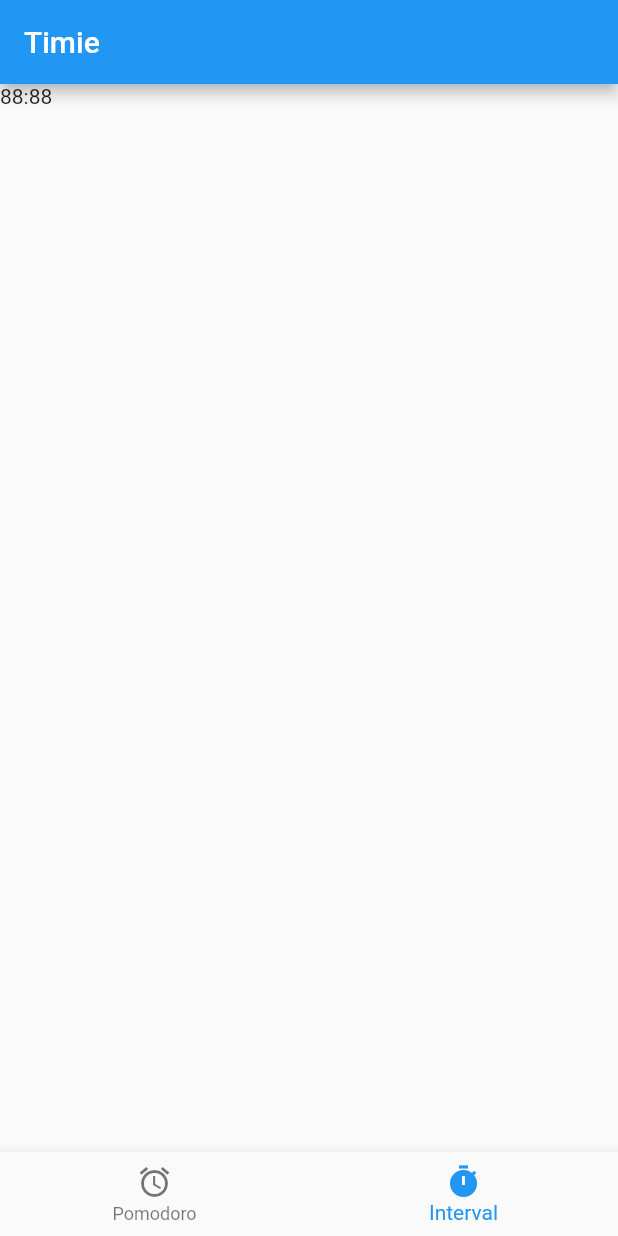
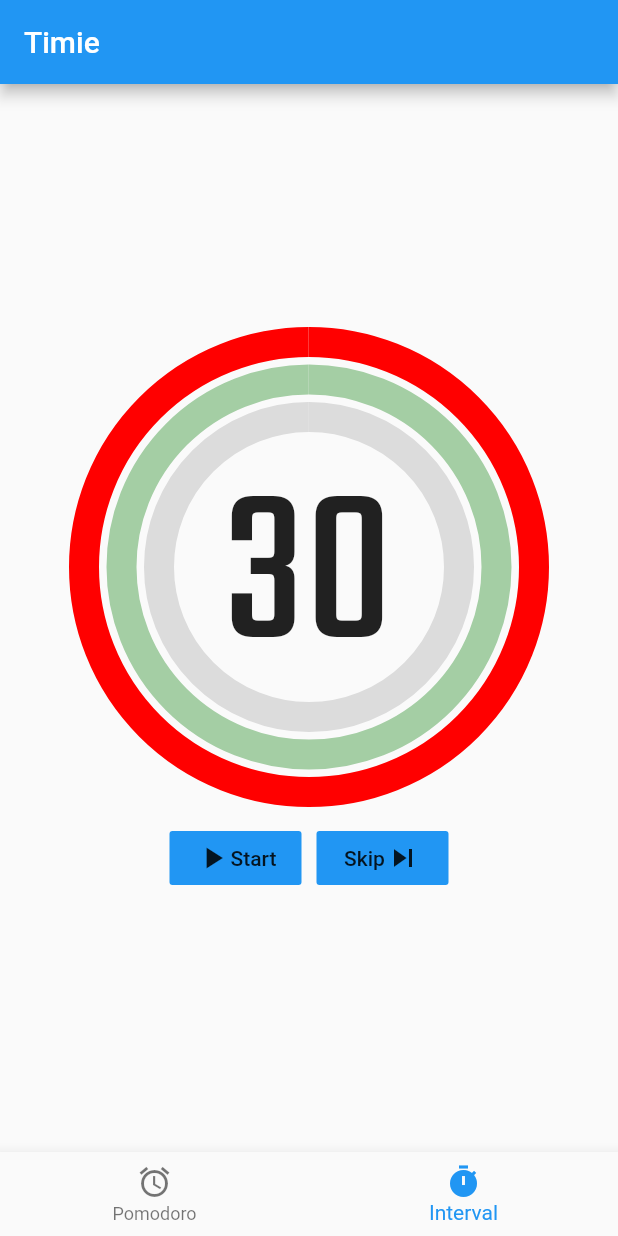
Before and after one commit to gunawanlie/timie, a Flutter app: the screen it shows after launch, swiped to page 2, on a phone screen of 412 x 824 dp. Run offline on Flutter 3.47's test engine with Material 2 defaults, Android fonts, the phone set to English and light mode, and no system bars.

Commit message:
interval timer created

```diff
--- a/lib/interval_timer.dart
+++ b/lib/interval_timer.dart
@@ -1,11 +1,197 @@
 import 'package:flutter/material.dart';
 
-class IntervalTimer extends StatelessWidget {
+import 'task.dart';
+import 'tasks.dart';
+import 'task_type.dart';
+
+class IntervalTimer extends StatefulWidget {
+  @override
+  State<StatefulWidget> createState() {
+    return _IntervalTimerState();
+  }
+}
+
+class _IntervalTimerState extends State<IntervalTimer> with SingleTickerProviderStateMixin {
+
+  Tasks _interval = Tasks(30, 10, 30, 6, 4);
+  AnimationController _animationController;
+  String _timerLabel = "88";
+
+  @override
+  void initState() {
+    super.initState();
+    _setupAnimationController();
+    _updateTimerLabel();
+  }
+
+  void _setupAnimationController() {
+    _animationController = AnimationController(
+      duration: Duration(seconds: _interval.currentTaskDuration()),
+      vsync: this,
+    );
+
+    _animationController.reset();
+    _animationController.addListener(() {
+      if (_animationController.isCompleted) {
+        _refreshAnimatioNController();
+      }
+      _updateTimerLabel();
+      setState(() {});
+    });
+  }
+
+  void _updateTimerLabel() {
+    int duration = _interval.currentTaskDuration();
+    double progress = _animationController.upperBound - _animationController.value;
+    int left = (progress * duration + 0.20).floor();
+    _timerLabel = "$left";
+  }
+
+  void _refreshAnimatioNController() {
+    _animationController.stop();
+    _interval.next();
+    _animationController.duration = Duration(seconds: _interval.currentTaskDuration());
+    _animationController.value = _animationController.lowerBound;
+  }
+
+  @override
+  void dispose() {
+    _animationController.dispose();
+    super.dispose();
+  }
+
+  List<Widget> _circularProgressIndicators() {
+    Task currentTask = _interval.task(_interval.currentTaskIndex());
+    Color currentTaskColor = currentTask.type.foregroundColor;
+    double currentTaskValue = _animationController.upperBound - _animationController.value;
+
+    int nextTaskIndex = (_interval.currentTaskIndex() + 1) % _interval.count();
+    Task nextTask = _interval.task(nextTaskIndex);
+    Color nextTaskColor = nextTask.type.backgroundColor;
+
+    List<Widget> widgets = [
+      Container(
+        child: Text(
+          _timerLabel,
+          style: TextStyle(
+            fontFamily: 'Teko',
+            fontSize: 150,
+          ),
+        ),
+        padding: EdgeInsets.only(top: 20),
+      ),
+      SizedBox(
+        child: CircularProgressIndicator(
+          strokeWidth: 20.0,
+          value: currentTaskValue,
+          valueColor: AlwaysStoppedAnimation<Color>(currentTaskColor),
+        ),
+        height: 300,
+        width: 300,
+      ),
+      Visibility(
+        child: SizedBox(
+          child: CircularProgressIndicator(
+            strokeWidth: 20.0,
+            value: 1.0,
+            valueColor: AlwaysStoppedAnimation<Color>(nextTaskColor),
+          ),
+          height: 250,
+          width: 250,
+        ),
+        visible: nextTaskIndex > _interval.currentTaskIndex(),
+      ),
+      Visibility(
+        child: SizedBox(
+          child: CircularProgressIndicator(
+            strokeWidth: 20.0,
+            value: 1.0,
+            valueColor: AlwaysStoppedAnimation<Color>(Colors.black12),
+          ),
+          height: 200,
+          width: 200,
+        ),
+        visible: _interval.count() - _interval.currentTaskIndex() > 2,
+      ),
+    ];
+
+    return widgets;
+  }
 
   @override
   Widget build(BuildContext context) {
     return Container(
-      child: Text("88:88"),
+      child: Column(
+        children: <Widget>[
+          Stack(
+            alignment: Alignment.center,
+            children: _circularProgressIndicators(),
+          ),
+          Container(
+            child: Row(
+              children: <Widget>[
+                Visibility(
+                  child: Container(
+                    child: FlatButton(
+                      child: Row(
+                        children: <Widget>[
+                          Icon(Icons.play_arrow),
+                          Text("Start"),
+                        ],
+                      ),
+                      color: Colors.blue,
+                      onPressed: () {
+                      _animationController.forward();
+                        setState(() {});
+                      },
+                    ),
+                    padding: EdgeInsets.symmetric(horizontal: 5.0),
+                  ),
+                visible: !_animationController.isAnimating,
+                ),
+                Visibility(
+                  child: Container(
+                    child: FlatButton(
+                      child: Row(
+                        children: <Widget>[
+                          Icon(Icons.pause),
+                          Text("Pause"),
+                        ],
+                      ),
+                      color: Colors.blue,
+                      onPressed: () {
+                        _animationController.stop();
+                        setState(() {});
+                      },
+                    ),
+                    padding: EdgeInsets.symmetric(horizontal: 5.0),
+                  ),
+                visible: _animationController.isAnimating,
+                ),
+                Container(
+                  child: FlatButton(
+                    child: Row(
+                      children: <Widget>[
+                        Text("Skip"),
+                        Icon(Icons.skip_next),
+                      ],
+                    ),
+                    color: Colors.blue,
+                    onPressed: () {
+                      _refreshAnimatioNController();
+                      setState(() {});
+                    },
+                  ),
+                  padding: EdgeInsets.symmetric(horizontal: 5.0),
+                ),
+              ],
+              mainAxisAlignment: MainAxisAlignment.center,
+            ),
+            padding: EdgeInsets.only(top: 20.0),
+          ),
+        ],
+        mainAxisAlignment: MainAxisAlignment.center,
+      ),
     );
   }
 }
```
